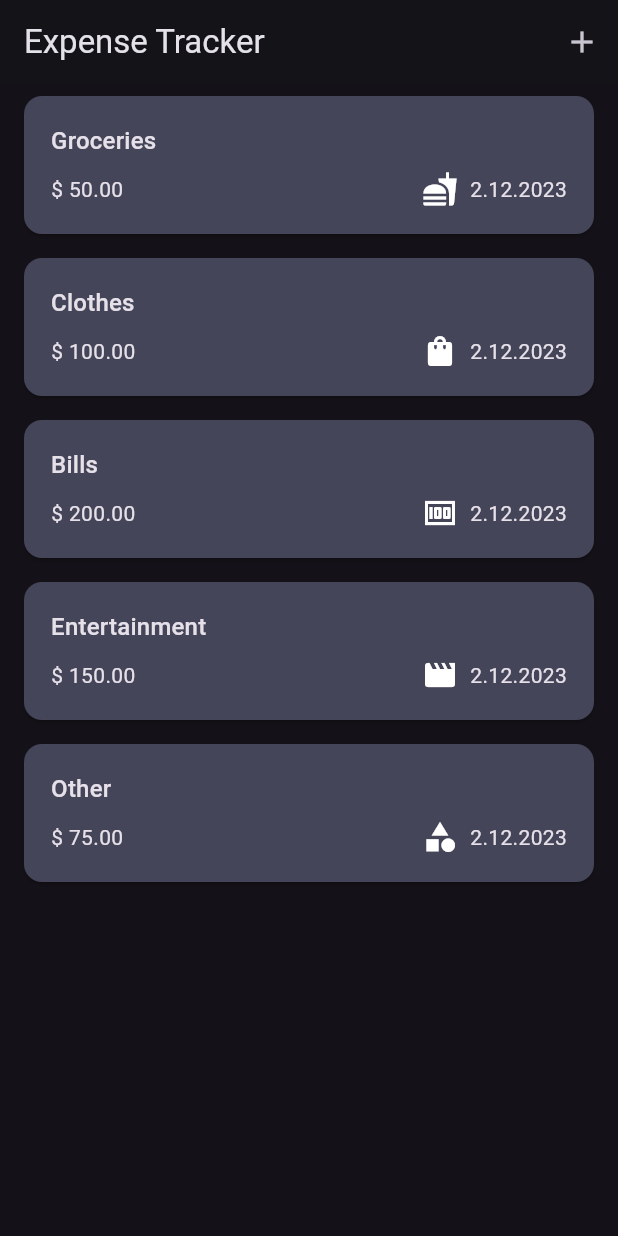
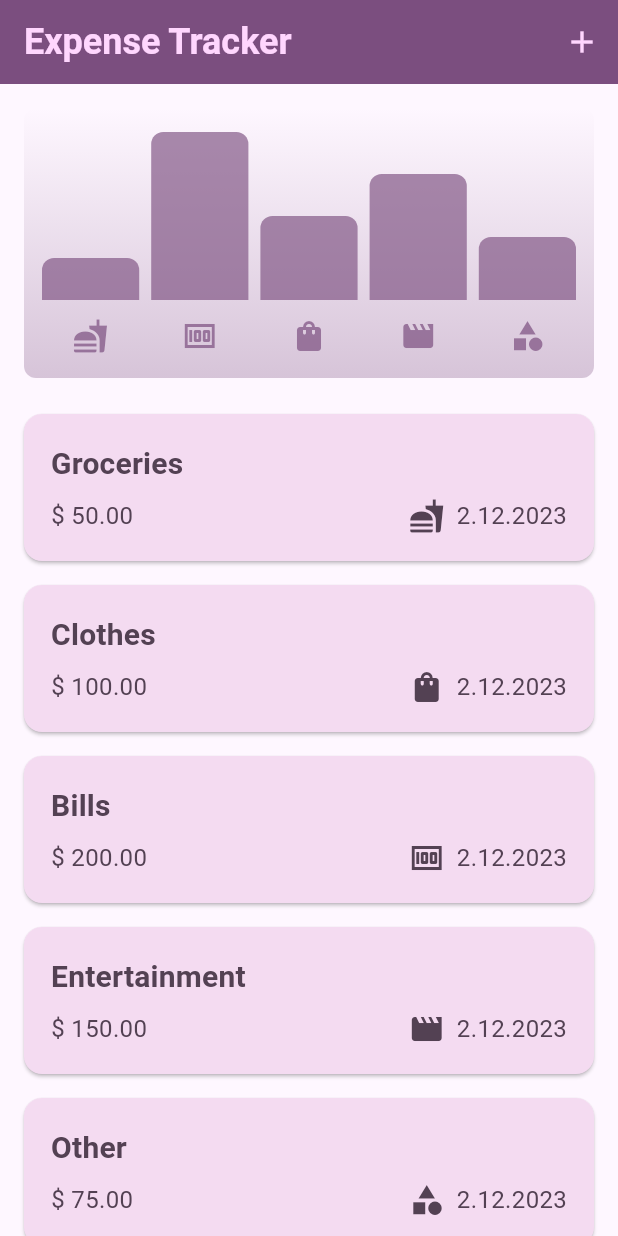
Before and after one commit to py10a/expense_tracker_app, a Flutter app: the screen it shows after launch, on a phone screen of 412 x 824 dp. Run offline on Flutter 3.47's test engine with Material 3 defaults, Android fonts, the phone set to English and light mode, and no system bars.

Commit message:
Add chart table.

```diff
--- a/lib/main.dart
+++ b/lib/main.dart
@@ -17,7 +17,7 @@ void main() {
   runApp(
     MaterialApp(
       title: 'Expense Tracker',
-      themeMode: ThemeMode.dark,
+      themeMode: ThemeMode.system,
       home: const Expenses(),
 
       /// Dark theme
--- a/lib/models/expense.dart
+++ b/lib/models/expense.dart
@@ -47,3 +47,31 @@ class Expense {
     return '${date.day}.${date.month}.${date.year}';
   }
 }
+
+class ExpenseBucket {
+  /// `ExpenseBucket` represents a bucket of expenses.
+  ///
+  /// The [category] category of the bucket.
+  /// The [expanses] list of expanses in the bucket.
+  ///
+  const ExpenseBucket({
+    required this.category,
+    required this.expanses,
+  });
+
+  /// Returns a new `ExpenseBucket` with the given [category] and [expanses].
+  ExpenseBucket.forCategory(
+    List<Expense> allExpenses,
+    this.category,
+  ) : expanses = allExpenses
+            .where((expense) => expense.category == category)
+            .toList();
+
+  final Category category;
+  final List<Expense> expanses;
+
+  /// Returns the total cost of all expanses in the bucket.
+  double get totalCost {
+    return expanses.fold(0, (sum, expense) => sum + expense.cost);
+  }
+}
--- /dev/null
+++ b/lib/widgets/chart/chart.dart
@@ -0,0 +1,95 @@
+import 'package:flutter/material.dart';
+
+import 'package:expense_tracker_app/widgets/chart/chart_bar.dart';
+import 'package:expense_tracker_app/models/expense.dart';
+
+class Chart extends StatelessWidget {
+  const Chart({super.key, required this.expenses});
+
+  final List<Expense> expenses;
+
+  List<ExpenseBucket> get buckets {
+    return [
+      ExpenseBucket.forCategory(expenses, Category.food),
+      ExpenseBucket.forCategory(expenses, Category.bills),
+      ExpenseBucket.forCategory(expenses, Category.clothes),
+      ExpenseBucket.forCategory(expenses, Category.entertainment),
+      ExpenseBucket.forCategory(expenses, Category.other),
+    ];
+  }
+
+  double get maxTotalExpense {
+    double maxTotalExpense = 0;
+
+    for (final bucket in buckets) {
+      if (bucket.totalCost > maxTotalExpense) {
+        maxTotalExpense = bucket.totalCost;
+      }
+    }
+    return maxTotalExpense;
+  }
+
+  @override
+  Widget build(BuildContext context) {
+    final isDarkMode =
+        MediaQuery.of(context).platformBrightness == Brightness.dark;
+    return Container(
+      margin: const EdgeInsets.all(16),
+      padding: const EdgeInsets.symmetric(
+        vertical: 16,
+        horizontal: 8,
+      ),
+      width: double.infinity,
+      height: 180,
+      decoration: BoxDecoration(
+        borderRadius: BorderRadius.circular(8),
+        gradient: LinearGradient(
+          colors: [
+            Theme.of(context).colorScheme.primary.withOpacity(0.3),
+            Theme.of(context).colorScheme.primary.withOpacity(0.0)
+          ],
+          begin: Alignment.bottomCenter,
+          end: Alignment.topCenter,
+        ),
+      ),
+      child: Column(
+        children: [
+          Expanded(
+            child: Row(
+              crossAxisAlignment: CrossAxisAlignment.end,
+              children: [
+                for (final bucket in buckets) // alternative to map()
+                  ChartBar(
+                    fill: bucket.totalCost == 0
+                        ? 0
+                        : bucket.totalCost / maxTotalExpense,
+                  )
+              ],
+            ),
+          ),
+          const SizedBox(height: 12),
+          Row(
+            children: buckets
+                .map(
+                  (bucket) => Expanded(
+                    child: Padding(
+                      padding: const EdgeInsets.symmetric(horizontal: 4),
+                      child: Icon(
+                        categoryIcons[bucket.category],
+                        color: isDarkMode
+                            ? Theme.of(context).colorScheme.secondary
+                            : Theme.of(context)
+                                .colorScheme
+                                .primary
+                                .withOpacity(0.7),
+                      ),
+                    ),
+                  ),
+                )
+                .toList(),
+          )
+        ],
+      ),
+    );
+  }
+}
--- /dev/null
+++ b/lib/widgets/chart/chart_bar.dart
@@ -0,0 +1,34 @@
+import 'package:flutter/material.dart';
+
+class ChartBar extends StatelessWidget {
+  const ChartBar({
+    super.key,
+    required this.fill,
+  });
+
+  final double fill;
+
+  @override
+  Widget build(BuildContext context) {
+    final isDarkMode =
+        MediaQuery.of(context).platformBrightness == Brightness.dark;
+    return Expanded(
+      child: Padding(
+        padding: const EdgeInsets.symmetric(horizontal: 4),
+        child: FractionallySizedBox(
+          heightFactor: fill,
+          child: DecoratedBox(
+            decoration: BoxDecoration(
+              shape: BoxShape.rectangle,
+              borderRadius:
+                  const BorderRadius.vertical(top: Radius.circular(8)),
+              color: isDarkMode
+                  ? Theme.of(context).colorScheme.secondary
+                  : Theme.of(context).colorScheme.primary.withOpacity(0.65),
+            ),
+          ),
+        ),
+      ),
+    );
+  }
+}
--- a/lib/widgets/expenses.dart
+++ b/lib/widgets/expenses.dart
@@ -1,6 +1,7 @@
 import 'package:flutter/material.dart';
 
-import 'package:expense_tracker_app/widgets/new_expense.dart';
+import 'package:expense_tracker_app/widgets/chart/chart.dart';
+import 'package:expense_tracker_app/widgets/modals/new_expense.dart';
 import 'package:expense_tracker_app/widgets/expenses_list/expense_list.dart';
 import 'package:expense_tracker_app/models/expense.dart';
 
@@ -116,6 +117,7 @@ class _ExpensesState extends State<Expenses> {
       ),
       body: Column(
         children: [
+          Chart(expenses: _expansesList),
           Expanded(child: mainContent),
         ],
       ),
```
Also changed, not shown: lib/widgets/modals/new_expense.dart (renamed from lib/widgets/new_expense.dart).
